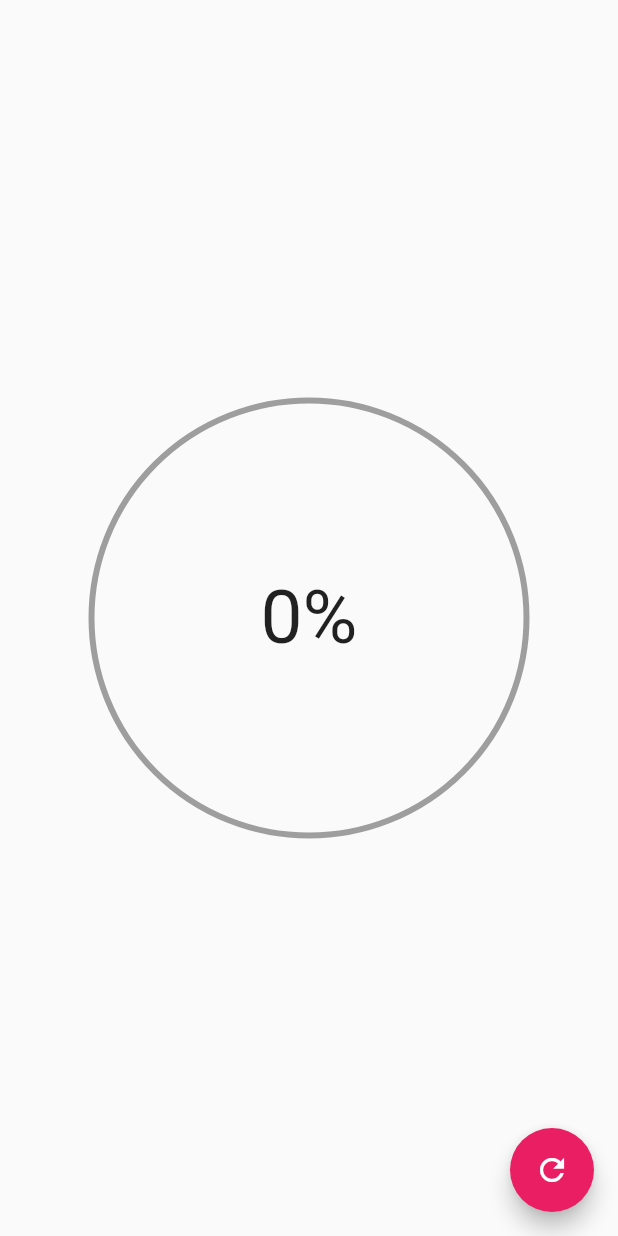
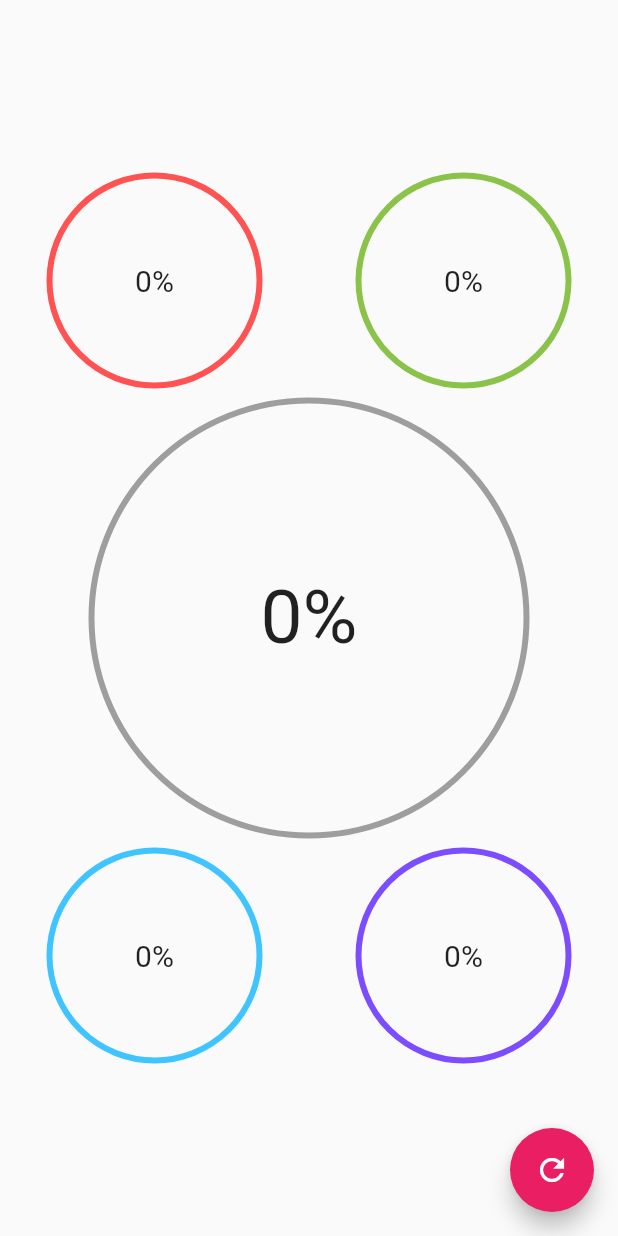
Before and after one commit to mgarciareimers/flutter_ui_design_course, a Flutter app: the screen it shows after launch, on a phone screen of 412 x 824 dp. Run offline on Flutter 3.47's test engine with Material 2 defaults, Android fonts, the phone set to English and light mode, and no system bars.

Commit message:
backgrounds_custom_painter: Progressbar project completed.

```diff
--- a/backgrounds_custom_painter/lib/src/pages/circular_graphics_page.dart
+++ b/backgrounds_custom_painter/lib/src/pages/circular_graphics_page.dart
@@ -17,12 +17,25 @@ class _CircularGraphicsPageState extends State<CircularGraphicsPage> {
         child: Icon(Icons.refresh, color: Colors.white),
         onPressed: () => this._onButtonPressed(),
       ),
-      body: Center(
-        child: Container(
-          width: 300,
-          height: 300,
-          child: RadialProgress(percentage: this.percentage, primaryColor: Colors.deepPurple),
-        ),
+      body: Column(
+        mainAxisAlignment: MainAxisAlignment.center,
+        children: [
+          Row(
+            mainAxisAlignment: MainAxisAlignment.spaceAround,
+            children: [
+              CustomRadialProgress(percentage: percentage, primaryColor: Colors.red, secondaryColor: Colors.redAccent, width: 150, height: 150, fontSize: 20),
+              CustomRadialProgress(percentage: percentage, primaryColor: Colors.green, secondaryColor: Colors.lightGreen, width: 150, height: 150, fontSize: 20),
+            ],
+          ),
+          CustomRadialProgress(percentage: percentage, primaryColor: Colors.blueGrey, secondaryColor: Colors.grey, width: 300, height: 300, fontSize: 50),
+          Row(
+            mainAxisAlignment: MainAxisAlignment.spaceAround,
+            children: [
+              CustomRadialProgress(percentage: percentage, primaryColor: Colors.lightBlue, secondaryColor: Colors.lightBlueAccent, width: 150, height: 150, fontSize: 20),
+              CustomRadialProgress(percentage: percentage, primaryColor: Colors.purple, secondaryColor: Colors.deepPurpleAccent, width: 150, height: 150, fontSize: 20),
+            ],
+          ),
+        ],
       ),
 
     );
@@ -39,3 +52,25 @@ class _CircularGraphicsPageState extends State<CircularGraphicsPage> {
     this.setState(() {});
   }
 }
+
+class CustomRadialProgress extends StatelessWidget {
+  final double percentage;
+  final Color primaryColor;
+  final Color secondaryColor;
+  final double width;
+  final double height;
+  final double fontSize;
+
+  const CustomRadialProgress({ Key key, @required this.percentage, this.primaryColor, this.secondaryColor, @required this.width, @required this.height, this.fontSize }) : super(key: key);
+
+  @override
+  Widget build(BuildContext context) {
+    return Center(
+      child: Container(
+        width: this.width,
+        height: this.height,
+        child: RadialProgress(percentage: this.percentage, primaryColor: this.primaryColor, secondaryColor: this.secondaryColor, fontSize: this.fontSize,),
+      ),
+    );
+  }
+}
--- a/backgrounds_custom_painter/lib/src/widgets/radial_progress.dart
+++ b/backgrounds_custom_painter/lib/src/widgets/radial_progress.dart
@@ -7,6 +7,7 @@ class RadialProgress extends StatefulWidget {
   final Color secondaryColor;
   final double primaryStroke;
   final double secondaryStroke;
+  final double fontSize;
 
   const RadialProgress({
     Key key,
@@ -15,6 +16,7 @@ class RadialProgress extends StatefulWidget {
     this.secondaryColor = Colors.grey,
     this.primaryStroke = 10,
     this.secondaryStroke = 4,
+    this.fontSize = 24,
   }) : super(key: key);
 
   @override
@@ -47,8 +49,6 @@ class _RadialProgressState extends State<RadialProgress> with SingleTickerProvid
     final animationDifference = this.previousPercentage == 100 ? 0 : widget.percentage - this.previousPercentage;
     this.previousPercentage = widget.percentage;
 
-    print(animationDifference);
-
     return AnimatedBuilder(
       animation: this.controller,
       builder: (BuildContext context, Widget child) {
@@ -60,7 +60,7 @@ class _RadialProgressState extends State<RadialProgress> with SingleTickerProvid
               height: double.infinity,
               child: CustomPaint(painter: _MyRadialProgressPainter((widget.percentage - animationDifference) + (animationDifference * controller.value ), widget.primaryColor, widget.secondaryColor, widget.primaryStroke, widget.secondaryStroke)),
             ),
-            Center(child: Text('${ widget.percentage.toInt() }%', style: TextStyle(fontSize: 50))),
+            Center(child: Text('${ widget.percentage.toInt() }%', style: TextStyle(fontSize: widget.fontSize))),
           ],
         );
       },
@@ -94,7 +94,8 @@ class _MyRadialProgressPainter extends CustomPainter {
     final paintArch = new Paint()
       ..strokeWidth = this.primaryStroke
       ..color = this.primaryColor
-      ..style = PaintingStyle.stroke;
+      ..style = PaintingStyle.stroke
+      ..strokeCap = StrokeCap.round;
 
     // Arch filling.
     double archAngle = 2 * Math.pi * (this.percentage / 100);
```
